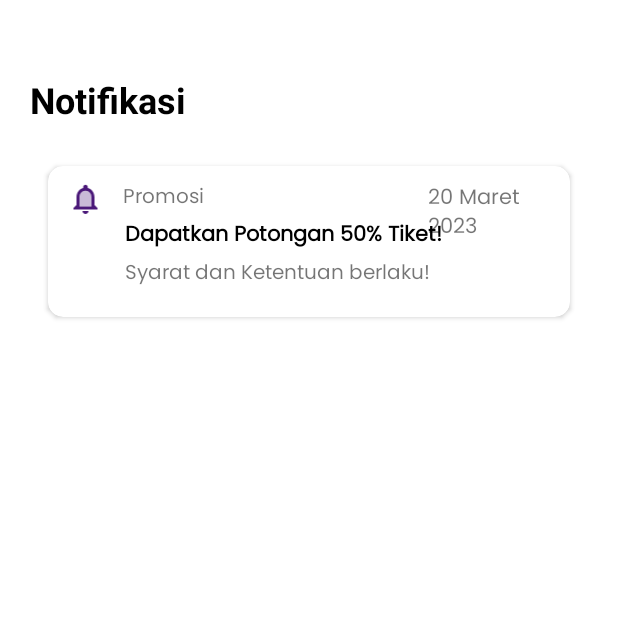
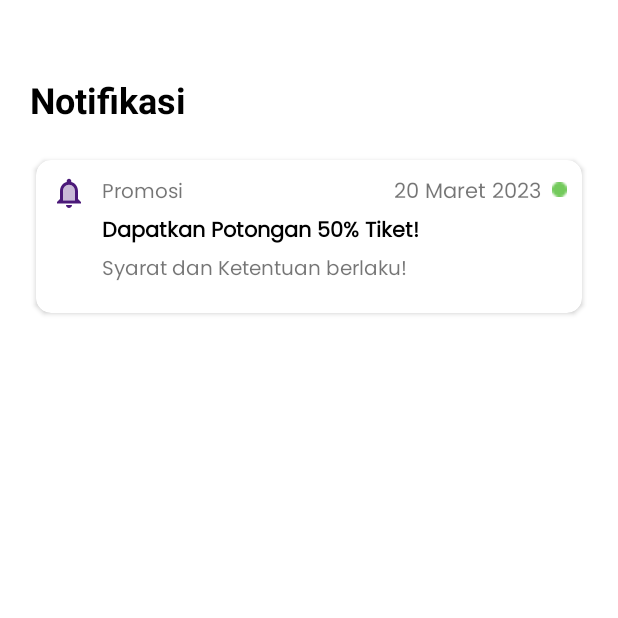
Before and after one commit to C1-Bisa/C1-AND, an Android app: the NotifikasiFragment screen opened through its navigation route, on a phone screen of 412 x 824 dp, the top half of it. Run offline under Robolectric (Android 15) with nearby library versions, the light colour scheme and no system bars; our stand-ins replace Dagger/Hilt's generated code, navigation-ui.

Commit message:
modify notification fiture

```diff
--- a/app/src/main/java/com/binar/finalproject/view/adapter/AdapterNotifikasi.kt
+++ b/app/src/main/java/com/binar/finalproject/view/adapter/AdapterNotifikasi.kt
@@ -22,7 +22,7 @@ class AdapterNotifikasi(private val listNotifkasi : List<Notifikasi>):
     }
 
     override fun onBindViewHolder(holder: AdapterNotifikasi.ViewHolder, position: Int) {
-        holder.binding.promo.text = listNotifkasi[position].typeNotif
+        holder.binding.tvPromo.text = listNotifkasi[position].typeNotif
         holder.binding.tanggal.text = listNotifkasi[position].tgl
         holder.binding.DetailPromo.text = listNotifkasi[position].title
         holder.binding.syaratketentuan.text = listNotifkasi[position].tagLine
--- a/app/src/main/res/layout/fragment_notifikasi.xml
+++ b/app/src/main/res/layout/fragment_notifikasi.xml
@@ -24,8 +24,8 @@
     <androidx.recyclerview.widget.RecyclerView
         android:id="@+id/rvFavoriteDestination"
         android:layout_marginTop="20dp"
-        android:layout_marginStart="24dp"
-        android:layout_marginEnd="24dp"
+        android:layout_marginStart="20dp"
+        android:layout_marginEnd="20dp"
         android:layout_width="match_parent"
         android:layout_height="wrap_content"
         app:layout_constraintTop_toBottomOf="@+id/tv_notif" />
--- a/app/src/main/res/layout/item_notifikasi.xml
+++ b/app/src/main/res/layout/item_notifikasi.xml
@@ -8,7 +8,7 @@
         android:id="@+id/cardView"
         android:layout_width="match_parent"
         android:layout_height="wrap_content"
-        android:layout_margin="8dp"
+        android:layout_margin="4dp"
         android:backgroundTint="@color/white"
         app:cardCornerRadius="10dp"
         app:layout_constraintEnd_toEndOf="parent"
@@ -22,22 +22,52 @@
             android:layout_height="wrap_content"
             android:layout_margin="10dp">
 
-
             <ImageView
                 android:id="@+id/imgnotif"
-                android:layout_width="30dp"
+                android:layout_width="wrap_content"
                 android:layout_height="wrap_content"
                 android:layout_marginEnd="10dp"
                 android:src="@drawable/ic_notifikasi" />
 
+            <LinearLayout
+                android:layout_width="match_parent"
+                android:layout_height="wrap_content"
+                android:layout_toEndOf="@id/imgnotif"
+                android:orientation="vertical">
+                <RelativeLayout
+                    android:id="@+id/promo"
+                    android:layout_width="match_parent"
+                    android:layout_height="wrap_content"
+                    >
+                    <LinearLayout
+                        android:layout_width="wrap_content"
+                        android:layout_height="wrap_content"
+                        android:orientation="horizontal"
+                        android:layout_alignParentStart="true"
+                        android:layout_centerVertical="true"
+                        >
 
+                        <TextView
+                            android:id="@+id/tvPromo"
+                            android:fontFamily="@font/poppins_regular"
+                            android:layout_width="64dp"
+                            android:layout_height="wrap_content"
+                            android:layout_toEndOf="@id/imgnotif"
+                            android:text="@string/promosi"
+                            android:textSize="13sp" />
+
+                    </LinearLayout>
+                    <LinearLayout
+                        android:layout_width="wrap_content"
+                        android:layout_height="wrap_content"
+                        android:orientation="horizontal"
+                        android:layout_alignParentEnd="true"
+                        android:layout_centerVertical="true">
                         <TextView
                             android:fontFamily="@font/poppins_regular"
                             android:id="@+id/tanggal"
                             android:layout_width="wrap_content"
                             android:layout_height="wrap_content"
-                android:layout_marginStart="139dp"
-                android:layout_toEndOf="@id/promo"
                             android:text="20 Maret, 14:04" />
 
                         <ImageView
@@ -47,24 +77,20 @@
                             android:layout_marginStart="7dp"
                             android:layout_toEndOf="@id/tanggal"
                             android:src="@drawable/point_hijau" />
+                    </LinearLayout>
 
-            <TextView
-                android:fontFamily="@font/poppins_regular"
-                android:id="@+id/promo"
-                android:layout_width="64dp"
+                </RelativeLayout>
+                <LinearLayout
+                    android:layout_width="match_parent"
                     android:layout_height="wrap_content"
-                android:layout_toEndOf="@id/imgnotif"
-                android:text="@string/promosi"
-                android:textSize="13sp" />
-
+                    android:orientation="vertical"
+                    android:layout_below="@id/promo">
                     <com.google.android.material.textview.MaterialTextView
                         android:id="@+id/DetailPromo"
-                android:layout_width="329dp"
+                        android:layout_width="match_parent"
                         android:layout_height="wrap_content"
                         android:layout_below="@+id/promo"
-                android:layout_marginStart="1dp"
                         android:layout_marginTop="2dp"
-                android:layout_toEndOf="@+id/imgnotif"
                         android:fontFamily="@font/poppins_regular"
                         android:text="Dapatkan Potongan 50% Tiket! "
                         android:textColor="@color/black"
@@ -76,14 +102,12 @@
                         android:layout_width="223dp"
                         android:layout_height="30dp"
                         android:layout_below="@+id/DetailPromo"
-                android:layout_marginStart="1dp"
                         android:layout_marginTop="2dp"
                         android:fontFamily="@font/poppins_regular"
-                android:layout_toEndOf="@+id/imgnotif"
                         android:text="Syarat dan Ketentuan berlaku!"
                         android:textSize="13sp" />
-
-
+                </LinearLayout>
+            </LinearLayout>
         </RelativeLayout>
     </androidx.cardview.widget.CardView>
 
```
Lines whose indentation alone changed are shown as unchanged.
